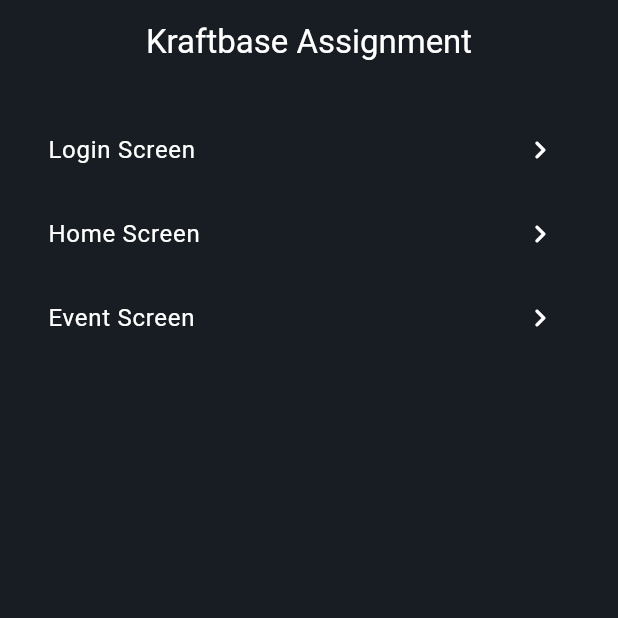
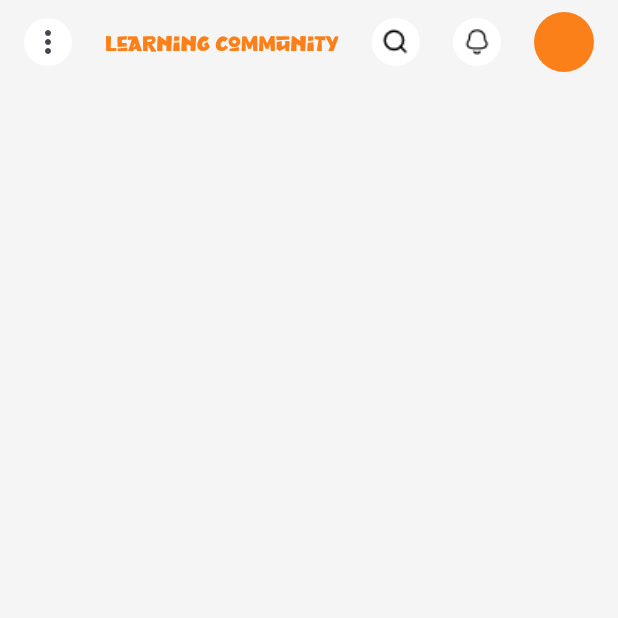
Before and after one commit to Sai-Gruheeth-N/Kraftbase-Assignment, a Flutter app: the screen it shows after launch, after a tap on "Home Screen", on a phone screen of 412 x 824 dp, the top half of it. Run offline on Flutter 3.47's test engine with Material 2 defaults, Android fonts, the phone set to English and light mode, and no system bars; our stand-ins replace google_fonts, step_progress_indicator.

Commit message:
Create home screen and implement custom app bar

```diff
--- a/lib/main.dart
+++ b/lib/main.dart
@@ -1,5 +1,6 @@
 import 'package:flutter/material.dart';
 import 'package:kraftbase/screens/login-signup/login_screen.dart';
+import 'package:kraftbase/screens/home/home_screen.dart';
 
 void main() {
   runApp(const MyApp());
@@ -72,7 +73,16 @@ class HomePage extends StatelessWidget {
                   Icons.keyboard_arrow_right_rounded,
                   color: Colors.white,
                 ),
-                onTap: () {},
+                onTap: () {
+                  Navigator.push(
+                    context,
+                    MaterialPageRoute(
+                      builder: (context) {
+                        return const HomeScreen();
+                      },
+                    ),
+                  );
+                },
                 splashColor: Colors.transparent,
               ),
               ListTile(
--- a/lib/resources/app_colors.dart
+++ b/lib/resources/app_colors.dart
@@ -14,4 +14,7 @@ class AppColors {
   /* Progress Indicator Colors */
   static const filledColor = Color.fromARGB(255, 60, 199, 66);
   static const unFilledColor = Color.fromARGB(255, 217, 217, 217);
+
+  /* HomeScreen */
+  static const homeScreenBGColor = Color(0xFFF5F5F5);
 }
--- /dev/null
+++ b/lib/screens/home/home_screen.dart
@@ -0,0 +1,92 @@
+// ignore_for_file: public_member_api_docs, sort_constructors_first
+import 'package:flutter/material.dart';
+import 'package:kraftbase/resources/app_colors.dart';
+
+class HomeScreen extends StatelessWidget {
+  const HomeScreen({super.key});
+
+  @override
+  Widget build(BuildContext context) {
+    return const Scaffold(
+      backgroundColor: AppColors.homeScreenBGColor,
+      appBar: HomeScreenAppbar(),
+    );
+  }
+}
+
+class HomeScreenAppbar extends StatelessWidget implements PreferredSizeWidget {
+  const HomeScreenAppbar({
+    super.key,
+  });
+
+  @override
+  Widget build(BuildContext context) {
+    return AppBar(
+      actions: [
+        Flexible(
+          child: Row(
+            mainAxisAlignment: MainAxisAlignment.spaceBetween,
+            children: [
+              const Padding(
+                padding: EdgeInsets.only(left: 16.0),
+                child: CustomIconButton(
+                  icon: Icon(Icons.more_vert),
+                ),
+              ),
+              const Text(
+                'Learning Community',
+                style: TextStyle(
+                  fontFamily: 'Grozel',
+                  color: Color.fromARGB(255, 252, 128, 25),
+                ),
+              ),
+              CustomIconButton(
+                icon: Image.asset('images/Search.png'),
+              ),
+              CustomIconButton(
+                icon: Image.asset('images/Notification.png'),
+              ),
+              const Padding(
+                padding: EdgeInsets.only(right: 16.0),
+                child: CircleAvatar(
+                  radius: 20,
+                  backgroundColor: Color.fromARGB(255, 252, 128, 25),
+                ),
+              ),
+            ],
+          ),
+        ),
+      ],
+      backgroundColor: AppColors.homeScreenBGColor,
+      automaticallyImplyLeading: false,
+    );
+  }
+
+  @override
+  Size get preferredSize => const Size.fromHeight(kToolbarHeight);
+}
+
+class CustomIconButton extends StatelessWidget {
+  final Widget icon;
+  const CustomIconButton({
+    Key? key,
+    required this.icon,
+  }) : super(key: key);
+
+  @override
+  Widget build(BuildContext context) {
+    return Container(
+      height: 32,
+      width: 32,
+      decoration: const BoxDecoration(
+        color: AppColors.whiteColor,
+        shape: BoxShape.circle,
+      ),
+      child: IconButton(
+        onPressed: () {},
+        icon: icon,
+        padding: EdgeInsets.zero,
+      ),
+    );
+  }
+}
```
Also changed, not shown: pubspec.yaml (+4 -6 lines), fonts/Grozel.ttf (added), images/Notification.png (added), images/Search.png (added).
